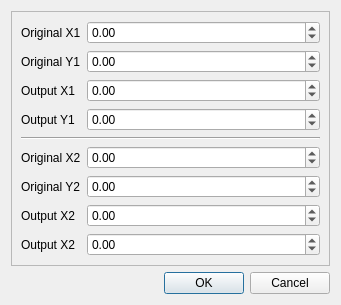
The window that calibrationdialog.ui (myshak/ss13telesmap) describes before a commit, drawn with Qt 5.
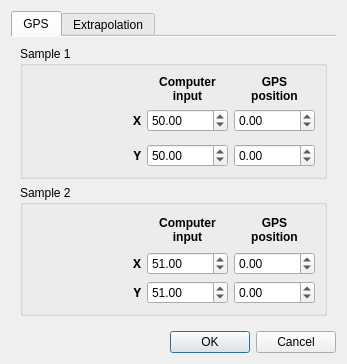
The same window after the commit. The open tabs and pages were chosen to show the change.

What changed in the file:
```diff
--- a/calibrationdialog.ui
+++ b/calibrationdialog.ui
@@ -6,14 +6,320 @@
    <rect>
     <x>0</x>
     <y>0</y>
-    <width>341</width>
-    <height>288</height>
+    <width>347</width>
+    <height>311</height>
    </rect>
   </property>
+  <property name="sizePolicy">
+   <sizepolicy hsizetype="Preferred" vsizetype="Preferred">
+    <horstretch>0</horstretch>
+    <verstretch>0</verstretch>
+   </sizepolicy>
+  </property>
   <property name="windowTitle">
    <string>Dialog</string>
   </property>
   <layout class="QGridLayout" name="gridLayout">
+   <item row="0" column="0">
+    <widget class="QTabWidget" name="tabWidget">
+     <property name="currentIndex">
+      <number>1</number>
+     </property>
+     <property name="documentMode">
+      <bool>true</bool>
+     </property>
+     <widget class="QWidget" name="tab">
+      <attribute name="title">
+       <string>GPS</string>
+      </attribute>
+      <layout class="QGridLayout" name="gridLayout_2">
+       <item row="0" column="0">
+        <widget class="QGroupBox" name="groupBox_2">
+         <property name="title">
+          <string>Sample 1</string>
+         </property>
+         <property name="flat">
+          <bool>true</bool>
+         </property>
+         <layout class="QGridLayout" name="gridLayout_4">
+          <item row="1" column="2">
+           <widget class="QDoubleSpinBox" name="ix1">
+            <property name="minimum">
+             <double>-32000.000000000000000</double>
+            </property>
+            <property name="maximum">
+             <double>32000.000000000000000</double>
+            </property>
+            <property name="value">
+             <double>50.000000000000000</double>
+            </property>
+           </widget>
+          </item>
+          <item row="1" column="3">
+           <widget class="QDoubleSpinBox" name="ox1">
+            <property name="minimum">
+             <double>-32000.000000000000000</double>
+            </property>
+            <property name="maximum">
+             <double>32000.000000000000000</double>
+            </property>
+           </widget>
+          </item>
+          <item row="3" column="1">
+           <widget class="QLabel" name="label_2">
+            <property name="font">
+             <font>
+              <family>Sans Serif</family>
+              <weight>75</weight>
+              <bold>true</bold>
+             </font>
+            </property>
+            <property name="text">
+             <string>Y</string>
+            </property>
+            <property name="alignment">
+             <set>Qt::AlignRight|Qt::AlignTrailing|Qt::AlignVCenter</set>
+            </property>
+           </widget>
+          </item>
+          <item row="3" column="2">
+           <widget class="QDoubleSpinBox" name="iy1">
+            <property name="minimum">
+             <double>-32000.000000000000000</double>
+            </property>
+            <property name="maximum">
+             <double>32000.000000000000000</double>
+            </property>
+            <property name="value">
+             <double>50.000000000000000</double>
+            </property>
+           </widget>
+          </item>
+          <item row="3" column="3">
+           <widget class="QDoubleSpinBox" name="oy1">
+            <property name="minimum">
+             <double>-32000.000000000000000</double>
+            </property>
+            <property name="maximum">
+             <double>32000.000000000000000</double>
+            </property>
+           </widget>
+          </item>
+          <item row="0" column="2">
+           <widget class="QLabel" name="label_3">
+            <property name="font">
+             <font>
+              <weight>75</weight>
+              <bold>true</bold>
+             </font>
+            </property>
+            <property name="text">
+             <string>Computer
+input</string>
+            </property>
+            <property name="alignment">
+             <set>Qt::AlignCenter</set>
+            </property>
+           </widget>
+          </item>
+          <item row="1" column="1">
+           <widget class="QLabel" name="label">
+            <property name="font">
+             <font>
+              <family>Sans Serif</family>
+              <weight>75</weight>
+              <bold>true</bold>
+             </font>
+            </property>
+            <property name="text">
+             <string>X</string>
+            </property>
+            <property name="alignment">
+             <set>Qt::AlignRight|Qt::AlignTrailing|Qt::AlignVCenter</set>
+            </property>
+           </widget>
+          </item>
+          <item row="0" column="3">
+           <widget class="QLabel" name="label_4">
+            <property name="font">
+             <font>
+              <weight>75</weight>
+              <bold>true</bold>
+             </font>
+            </property>
+            <property name="text">
+             <string>GPS
+position</string>
+            </property>
+            <property name="alignment">
+             <set>Qt::AlignCenter</set>
+            </property>
+           </widget>
+          </item>
+          <item row="0" column="0" rowspan="4">
+           <spacer name="horizontalSpacer">
+            <property name="orientation">
+             <enum>Qt::Horizontal</enum>
+            </property>
+            <property name="sizeHint" stdset="0">
+             <size>
+              <width>40</width>
+              <height>20</height>
+             </size>
+            </property>
+           </spacer>
+          </item>
+         </layout>
+        </widget>
+       </item>
+       <item row="1" column="0">
+        <widget class="QGroupBox" name="groupBox">
+         <property name="title">
+          <string>Sample 2</string>
+         </property>
+         <property name="flat">
+          <bool>true</bool>
+         </property>
+         <layout class="QGridLayout" name="gridLayout_3">
+          <item row="2" column="1">
+           <widget class="QLabel" name="label_6">
+            <property name="font">
+             <font>
+              <family>Sans Serif</family>
+              <weight>75</weight>
+              <bold>true</bold>
+             </font>
+            </property>
+            <property name="text">
+             <string>Y</string>
+            </property>
+            <property name="alignment">
+             <set>Qt::AlignRight|Qt::AlignTrailing|Qt::AlignVCenter</set>
+            </property>
+           </widget>
+          </item>
+          <item row="2" column="2">
+           <widget class="QDoubleSpinBox" name="iy2">
+            <property name="minimum">
+             <double>-32000.000000000000000</double>
+            </property>
+            <property name="maximum">
+             <double>32000.000000000000000</double>
+            </property>
+            <property name="value">
+             <double>51.000000000000000</double>
+            </property>
+           </widget>
+          </item>
+          <item row="2" column="3">
+           <widget class="QDoubleSpinBox" name="oy2">
+            <property name="minimum">
+             <double>-32000.000000000000000</double>
+            </property>
+            <property name="maximum">
+             <double>32000.000000000000000</double>
+            </property>
+           </widget>
+          </item>
+          <item row="1" column="3">
+           <widget class="QDoubleSpinBox" name="ox2">
+            <property name="minimum">
+             <double>-32000.000000000000000</double>
+            </property>
+            <property name="maximum">
+             <double>32000.000000000000000</double>
+            </property>
+           </widget>
+          </item>
+          <item row="1" column="2">
+           <widget class="QDoubleSpinBox" name="ix2">
+            <property name="minimum">
+             <double>-32000.000000000000000</double>
+            </property>
+            <property name="maximum">
+             <double>32000.000000000000000</double>
+            </property>
+            <property name="value">
+             <double>51.000000000000000</double>
+            </property>
+           </widget>
+          </item>
+          <item row="1" column="1">
+           <widget class="QLabel" name="label_5">
+            <property name="font">
+             <font>
+              <family>Sans Serif</family>
+              <weight>75</weight>
+              <bold>true</bold>
+             </font>
+            </property>
+            <property name="text">
+             <string>X</string>
+            </property>
+            <property name="alignment">
+             <set>Qt::AlignRight|Qt::AlignTrailing|Qt::AlignVCenter</set>
+            </property>
+           </widget>
+          </item>
+          <item row="0" column="2">
+           <widget class="QLabel" name="label_7">
+            <property name="font">
+             <font>
+              <weight>75</weight>
+              <bold>true</bold>
+             </font>
+            </property>
+            <property name="text">
+             <string>Computer
+input</string>
+            </property>
+            <property name="alignment">
+             <set>Qt::AlignCenter</set>
+            </property>
+           </widget>
+          </item>
+          <item row="0" column="3">
+           <widget class="QLabel" name="label_8">
+            <property name="font">
+             <font>
+              <weight>75</weight>
+              <bold>true</bold>
+             </font>
+            </property>
+            <property name="text">
+             <string>GPS
+position</string>
+            </property>
+            <property name="alignment">
+             <set>Qt::AlignCenter</set>
+            </property>
+           </widget>
+          </item>
+          <item row="0" column="0" rowspan="3">
+           <spacer name="horizontalSpacer_2">
+            <property name="orientation">
+             <enum>Qt::Horizontal</enum>
+            </property>
+            <property name="sizeHint" stdset="0">
+             <size>
+              <width>40</width>
+              <height>20</height>
+             </size>
+            </property>
+           </spacer>
+          </item>
+         </layout>
+        </widget>
+       </item>
+      </layout>
+     </widget>
+     <widget class="QWidget" name="tab_2">
+      <attribute name="title">
+       <string>Extrapolation</string>
+      </attribute>
+     </widget>
+    </widget>
+   </item>
    <item row="1" column="0">
     <widget class="QDialogButtonBox" name="buttonBox">
      <property name="orientation">
@@ -24,167 +330,6 @@
      </property>
     </widget>
    </item>
-   <item row="0" column="0">
-    <widget class="QFrame" name="frame">
-     <property name="frameShape">
-      <enum>QFrame::StyledPanel</enum>
-     </property>
-     <property name="frameShadow">
-      <enum>QFrame::Raised</enum>
-     </property>
-     <layout class="QFormLayout" name="formLayout">
-      <item row="0" column="0">
-       <widget class="QLabel" name="label">
-        <property name="text">
-         <string>Original X1</string>
-        </property>
-       </widget>
-      </item>
-      <item row="1" column="0">
-       <widget class="QLabel" name="label_2">
-        <property name="text">
-         <string>Original Y1</string>
-        </property>
-       </widget>
-      </item>
-      <item row="2" column="0">
-       <widget class="QLabel" name="label_3">
-        <property name="text">
-         <string>Output X1</string>
-        </property>
-       </widget>
-      </item>
-      <item row="3" column="0">
-       <widget class="QLabel" name="label_4">
-        <property name="text">
-         <string>Output Y1</string>
-        </property>
-       </widget>
-      </item>
-      <item row="5" column="0">
-       <widget class="QLabel" name="label_5">
-        <property name="text">
-         <string>Original X2</string>
-        </property>
-       </widget>
-      </item>
-      <item row="6" column="0">
-       <widget class="QLabel" name="label_6">
-        <property name="text">
-         <string>Original Y2</string>
-        </property>
-       </widget>
-      </item>
-      <item row="7" column="0">
-       <widget class="QLabel" name="label_7">
-        <property name="text">
-         <string>Output X2</string>
-        </property>
-       </widget>
-      </item>
-      <item row="8" column="0">
-       <widget class="QLabel" name="label_8">
-        <property name="text">
-         <string>Output X2</string>
-        </property>
-       </widget>
-      </item>
-      <item row="4" column="0" colspan="2">
-       <widget class="Line" name="line">
-        <property name="sizePolicy">
-         <sizepolicy hsizetype="Expanding" vsizetype="Fixed">
-          <horstretch>0</horstretch>
-          <verstretch>0</verstretch>
-         </sizepolicy>
-        </property>
-        <property name="orientation">
-         <enum>Qt::Horizontal</enum>
-        </property>
-       </widget>
-      </item>
-      <item row="0" column="1">
-       <widget class="QDoubleSpinBox" name="ix1">
-        <property name="minimum">
-         <double>-32000.000000000000000</double>
-        </property>
-        <property name="maximum">
-         <double>32000.000000000000000</double>
-        </property>
-       </widget>
-      </item>
-      <item row="1" column="1">
-       <widget class="QDoubleSpinBox" name="iy1">
-        <property name="minimum">
-         <double>-32000.000000000000000</double>
-        </property>
-        <property name="maximum">
-         <double>32000.000000000000000</double>
-        </property>
-       </widget>
-      </item>
-      <item row="2" column="1">
-       <widget class="QDoubleSpinBox" name="ox1">
-        <property name="minimum">
-         <double>-32000.000000000000000</double>
-        </property>
-        <property name="maximum">
-         <double>32000.000000000000000</double>
-        </property>
-       </widget>
-      </item>
-      <item row="3" column="1">
-       <widget class="QDoubleSpinBox" name="oy1">
-        <property name="minimum">
-         <double>-32000.000000000000000</double>
-        </property>
-        <property name="maximum">
-         <double>32000.000000000000000</double>
-        </property>
-       </widget>
-      </item>
-      <item row="5" column="1">
-       <widget class="QDoubleSpinBox" name="ix2">
-        <property name="minimum">
-         <double>-32000.000000000000000</double>
-        </property>
-        <property name="maximum">
-         <double>32000.000000000000000</double>
-        </property>
-       </widget>
-      </item>
-      <item row="6" column="1">
-       <widget class="QDoubleSpinBox" name="iy2">
-        <property name="minimum">
-         <double>-32000.000000000000000</double>
-        </property>
-        <property name="maximum">
-         <double>32000.000000000000000</double>
-        </property>
-       </widget>
-      </item>
-      <item row="7" column="1">
-       <widget class="QDoubleSpinBox" name="ox2">
-        <property name="minimum">
-         <double>-32000.000000000000000</double>
-        </property>
-        <property name="maximum">
-         <double>32000.000000000000000</double>
-        </property>
-       </widget>
-      </item>
-      <item row="8" column="1">
-       <widget class="QDoubleSpinBox" name="oy2">
-        <property name="minimum">
-         <double>-32000.000000000000000</double>
-        </property>
-        <property name="maximum">
-         <double>32000.000000000000000</double>
-        </property>
-       </widget>
-      </item>
-     </layout>
-    </widget>
-   </item>
   </layout>
  </widget>
  <resources/>
```
Left out of the diff: 21 changed lines with no effect on the pictures.
